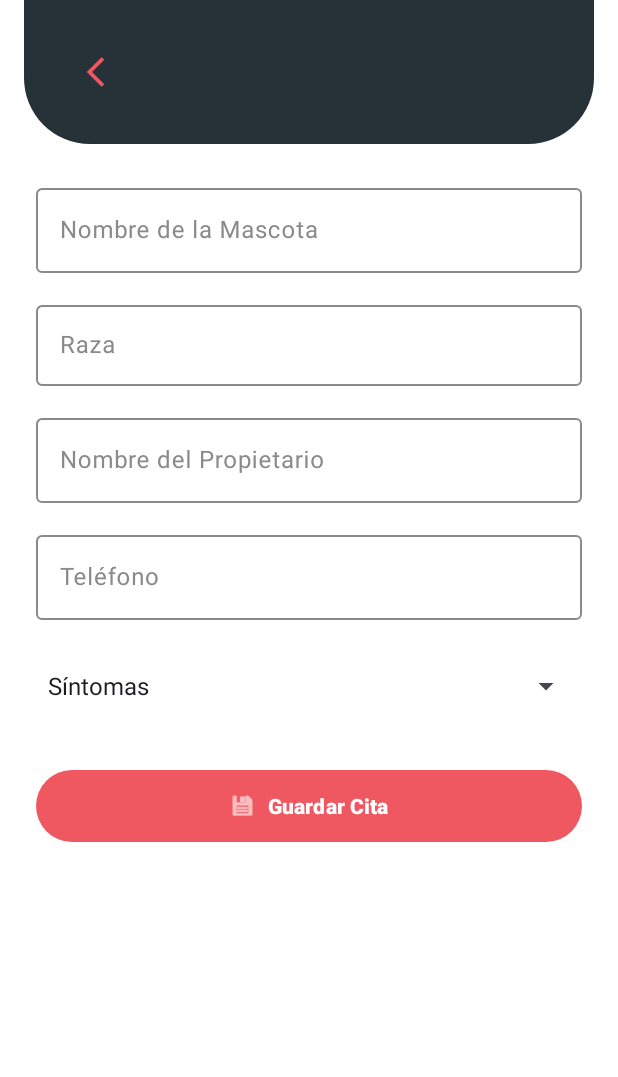
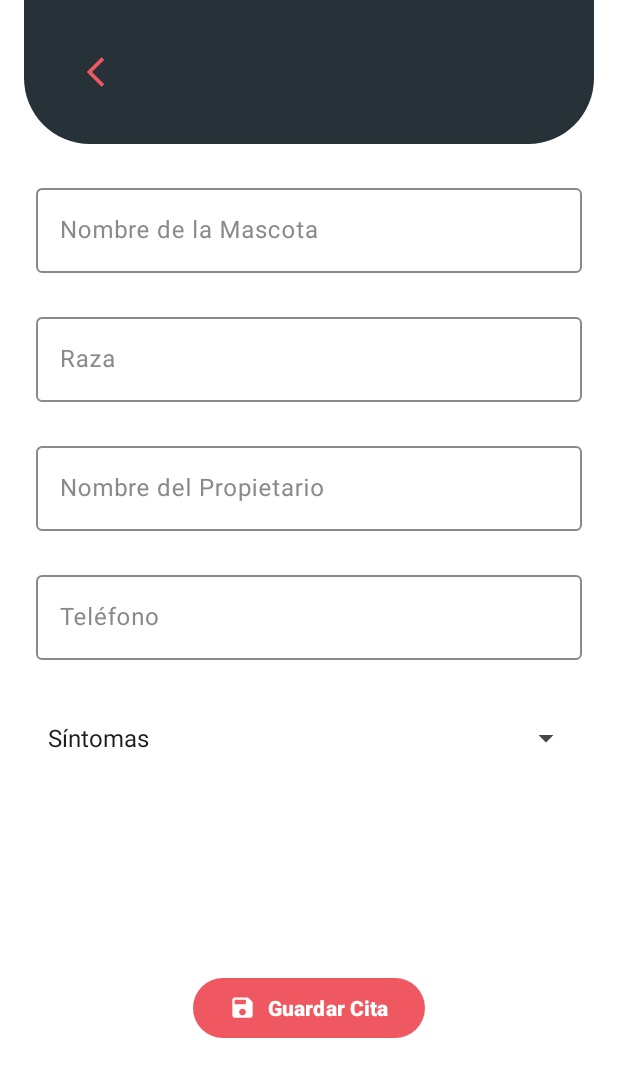
Before and after one commit to JuanCortesRo/equipoOcho, an Android app: the NewAppointmentFragment screen opened through its navigation route, on a phone screen of 412 x 824 dp. Shown: the top 1077 px of the screen. Run offline under Robolectric (Android 15) with nearby library versions, the phone set to English and light mode, and no system bars; our stand-ins replace Room's generated code, data binding; 2 statements that could not run were skipped.

Commit message:
fix(new-appointment): KAN-41 KAN-43 usa PrimaryButton, scroll en el formulario y quita catch genéricos

```diff
--- a/app/src/main/java/com/equipoocho/dogapp/ui/newappointment/NewAppointmentViewModel.kt
+++ b/app/src/main/java/com/equipoocho/dogapp/ui/newappointment/NewAppointmentViewModel.kt
@@ -11,18 +11,15 @@ import com.equipoocho.dogapp.data.repository.BreedRepository
 import kotlinx.coroutines.launch
 
 /**
- * HU 3.0 – ViewModel de Nueva Cita (recibe AppointmentRepository y BreedRepository).
- * TODO [KAN HU3.0] C2-C5: MutableLiveData<String> ownerName, phone para two-way binding (@={}).
- * TODO [KAN HU3.0] C6: `symptom` seleccionado; "Síntomas" (posición 0) cuenta como no seleccionado.
- * TODO [KAN HU3.0] C7/C9: `isFormValid: LiveData<Boolean>` (los 4 campos con texto) que controla el
- *  android:enabled del botón.
- * TODO [KAN HU3.0] C8: evento "Selecciona un síntoma" si no hay síntoma al guardar.
- * TODO [KAN HU3.0] C10 + Importante: obtener imageUrl con BreedRepository.getRandomImageUrl(breed),
- *  guardar con Room y emitir el evento de navegar al Home.
+ * ViewModel de Nueva Cita.
+ *
+ * Los campos usan two-way binding (@={}); [isFormValid] habilita el botón cuando los cuatro campos de
+ * texto tienen contenido. Al guardar, pide a dog.ceo una imagen de la raza (puede ser null si la raza
+ * no existe o no hay red; la cita se guarda igual) y navega al Home cuando Room terminó de guardar.
  */
 class NewAppointmentViewModel(
-    private val appointmentRepository: AppointmentRepository? = null,
-    private val breedRepository: BreedRepository? = null
+    private val appointmentRepository: AppointmentRepository,
+    private val breedRepository: BreedRepository
 ) : ViewModel() {
 
     val petName = MutableLiveData("")
@@ -68,11 +65,7 @@ class NewAppointmentViewModel(
         val cleanSymptom = selectedSymptom.trim()
 
         viewModelScope.launch {
-            val resolvedImageUrl = try {
-                breedRepository?.getRandomImageUrl(cleanBreed)
-            } catch (_: Throwable) {
-                null
-            }
+            val resolvedImageUrl = breedRepository.getRandomImageUrl(cleanBreed)
 
             val entity = AppointmentEntity(
                 petName = cleanPetName,
@@ -83,10 +76,7 @@ class NewAppointmentViewModel(
                 imageUrl = resolvedImageUrl
             )
 
-            try {
-                appointmentRepository?.saveAppointment(entity)
-            } catch (_: Throwable) {
-            }
+            appointmentRepository.saveAppointment(entity)
 
             _navigateToHomeEvent.value = true
         }
@@ -99,11 +89,7 @@ class NewAppointmentViewModel(
     }
     private fun loadBreeds() {
         viewModelScope.launch {
-            _breeds.value = try {
-                breedRepository?.getBreeds() ?: emptyList()
-            } catch (_: Throwable) {
-                emptyList()
-            }
+            _breeds.value = breedRepository.getBreeds()
         }
     }
 }
--- a/app/src/main/res/layout/fragment_new_appointment.xml
+++ b/app/src/main/res/layout/fragment_new_appointment.xml
@@ -24,6 +24,21 @@
             app:layout_constraintTop_toTopOf="parent"
             app:title="@{@string/new_appointment_title}" />
 
+        <!-- Formulario desplazable: con el teclado abierto se puede llegar al botón Guardar Cita. -->
+        <androidx.core.widget.NestedScrollView
+            android:layout_width="0dp"
+            android:layout_height="0dp"
+            android:fillViewport="true"
+            app:layout_constraintBottom_toBottomOf="parent"
+            app:layout_constraintEnd_toEndOf="parent"
+            app:layout_constraintStart_toStartOf="parent"
+            app:layout_constraintTop_toBottomOf="@id/toolbar">
+
+        <androidx.constraintlayout.widget.ConstraintLayout
+            android:layout_width="match_parent"
+            android:layout_height="wrap_content"
+            android:paddingBottom="24dp">
+
         <com.google.android.material.textfield.TextInputLayout
             android:id="@+id/tilPetName"
             android:layout_width="0dp"
@@ -34,7 +49,7 @@
             android:hint="@string/hint_pet_name"
             app:layout_constraintEnd_toEndOf="parent"
             app:layout_constraintStart_toStartOf="parent"
-            app:layout_constraintTop_toBottomOf="@id/toolbar">
+            app:layout_constraintTop_toTopOf="parent">
 
             <com.google.android.material.textfield.TextInputEditText
                 android:id="@+id/etPetName"
@@ -52,7 +67,7 @@
             android:layout_width="0dp"
             android:layout_height="wrap_content"
             android:layout_marginStart="24dp"
-            android:layout_marginTop="16dp"
+            android:layout_marginTop="24dp"
             android:layout_marginEnd="24dp"
             android:hint="@string/hint_breed"
             app:layout_constraintEnd_toEndOf="parent"
@@ -66,7 +81,6 @@
                 android:completionThreshold="2"
                 android:imeOptions="actionNext"
                 android:inputType="text"
-                android:padding="16dp"
                 android:singleLine="true"
                 android:text="@={viewModel.breed}" />
         </com.google.android.material.textfield.TextInputLayout>
@@ -76,7 +90,7 @@
             android:layout_width="0dp"
             android:layout_height="wrap_content"
             android:layout_marginStart="24dp"
-            android:layout_marginTop="16dp"
+            android:layout_marginTop="24dp"
             android:layout_marginEnd="24dp"
             android:hint="@string/hint_owner_name"
             app:layout_constraintEnd_toEndOf="parent"
@@ -99,7 +113,7 @@
             android:layout_width="0dp"
             android:layout_height="wrap_content"
             android:layout_marginStart="24dp"
-            android:layout_marginTop="16dp"
+            android:layout_marginTop="24dp"
             android:layout_marginEnd="24dp"
             android:hint="@string/hint_phone"
             app:layout_constraintEnd_toEndOf="parent"
@@ -122,7 +136,7 @@
             android:layout_width="0dp"
             android:layout_height="56dp"
             android:layout_marginStart="24dp"
-            android:layout_marginTop="16dp"
+            android:layout_marginTop="24dp"
             android:layout_marginEnd="24dp"
             android:entries="@array/symptoms"
             android:selectedItemPosition="@={viewModel.symptomPosition}"
@@ -130,27 +144,20 @@
             app:layout_constraintEnd_toEndOf="parent"
             app:layout_constraintStart_toStartOf="parent"
             app:layout_constraintTop_toBottomOf="@id/tilPhone" />
-        <com.google.android.material.button.MaterialButton
+        <com.equipoocho.dogapp.ui.common.PrimaryButton
             android:id="@+id/btnSaveAppointment"
-            android:layout_width="0dp"
-            android:layout_height="56dp"
-            android:layout_marginStart="24dp"
+            style="@style/Widget.DogApp.Button.Primary"
+            android:layout_width="wrap_content"
+            android:layout_height="wrap_content"
             android:layout_marginTop="24dp"
-            android:layout_marginEnd="24dp"
-            android:alpha="@{safeUnbox(viewModel.isFormValid) ? 1.0f : 0.5f}"
             android:enabled="@{viewModel.isFormValid}"
             android:text="@string/save_appointment"
-            android:textAllCaps="false"
-            android:textColor="@color/white"
-            android:textStyle="bold"
-            app:backgroundTint="@color/pink"
-            app:cornerRadius="28dp"
-            app:icon="@android:drawable/ic_menu_save"
-            app:iconGravity="textStart"
-            app:iconPadding="8dp"
-            app:iconTint="@color/white"
+            app:icon="@drawable/ic_save"
+            app:layout_constraintBottom_toBottomOf="parent"
             app:layout_constraintEnd_toEndOf="parent"
             app:layout_constraintStart_toStartOf="parent"
             app:layout_constraintTop_toBottomOf="@id/spinnerSymptoms" />
+        </androidx.constraintlayout.widget.ConstraintLayout>
+        </androidx.core.widget.NestedScrollView>
     </androidx.constraintlayout.widget.ConstraintLayout>
 </layout>
```
